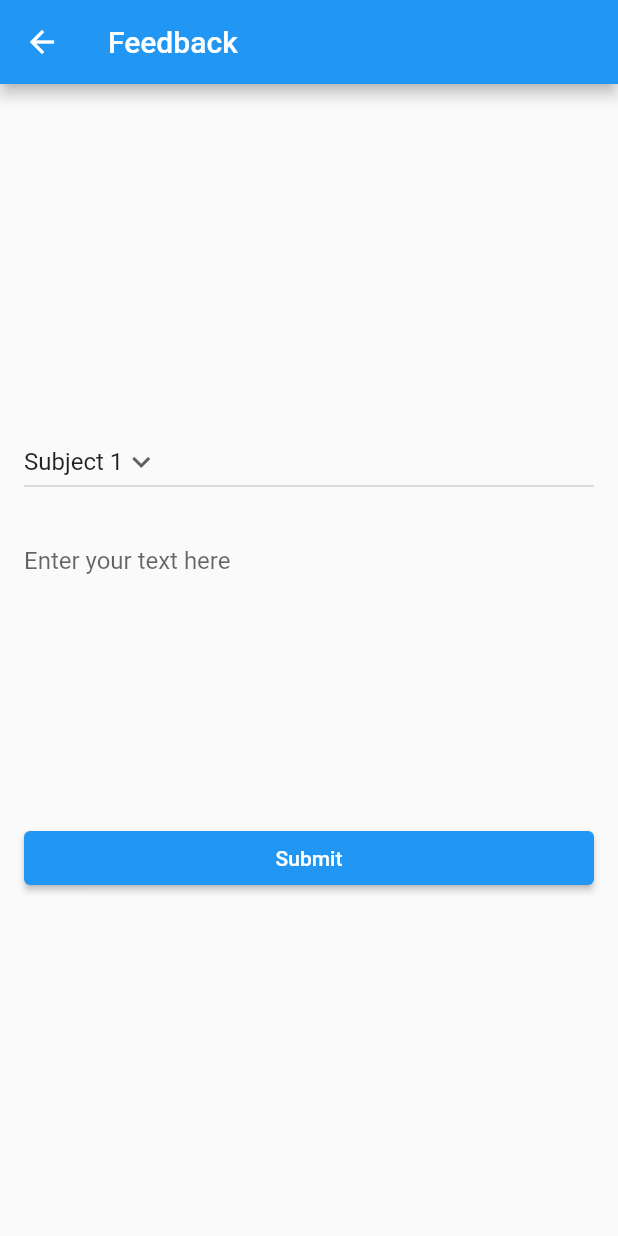
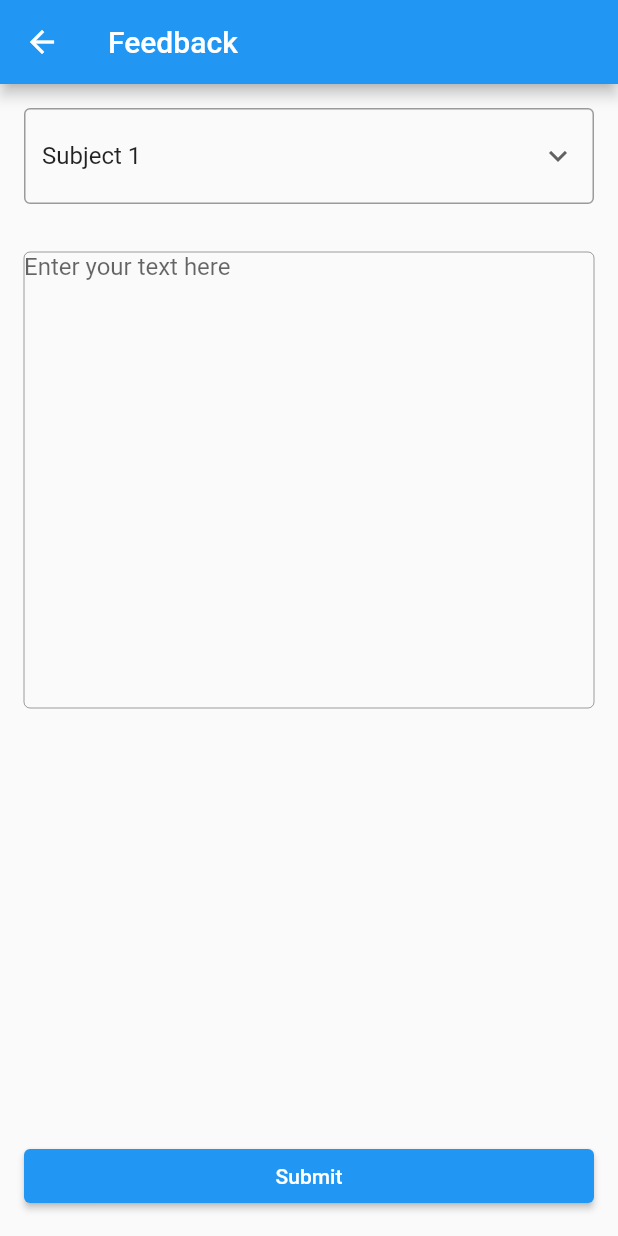
Before and after one commit to PG19CS06/Student-Portal-Android-App, a Flutter app: the FeedbackPage screen opened by its route, on a phone screen of 412 x 824 dp. Run offline on Flutter 3.47's test engine with Material 2 defaults, Android fonts, the phone set to English and light mode, and no system bars.

Commit message:
design update

```diff
--- a/lib/pages/feedback/feedback.dart
+++ b/lib/pages/feedback/feedback.dart
@@ -14,16 +14,21 @@ class FeedbackPage extends StatelessWidget {
       'Subject 2',
       'Subject 3',
       'Subject 4',
-      'Subject 5',];
+      'Subject 5',
+    ];
     return Scaffold(
-      appBar: AppBar(title: Text("Feedback"),),
+      appBar: AppBar(
+        title: Text("Feedback"),
+      ),
       body: Column(
-        mainAxisAlignment: MainAxisAlignment.center,
+        mainAxisAlignment: MainAxisAlignment.spaceBetween,
         crossAxisAlignment: CrossAxisAlignment.stretch,
         children: [
           Padding(
             padding: const EdgeInsets.all(16.0),
-            child: DropdownButton(
+            child: DropdownButtonFormField(
+              decoration:
+                  InputDecoration(border: OutlineInputBorder(gapPadding: 0)),
 // Initial Value
               value: dropdownvalue,
 
@@ -39,19 +44,23 @@ class FeedbackPage extends StatelessWidget {
               }).toList(),
               // After selecting the desired option,it will
               // change button value to selected value
-              onChanged: (String? newValue) {
-              },          ),
+              onChanged: (String? newValue) {},
+            ),
           ),
           Padding(
             padding: EdgeInsets.all(16.0),
-            child: TextField(
-              maxLines: 8, //or null
-              decoration: InputDecoration.collapsed(hintText: "Enter your text here"),
+            child: TextFormField(
+              maxLines: 16, //or null
+              decoration: InputDecoration.collapsed(
+                  hintText: "Enter your text here",
+                  border: OutlineInputBorder()),
+
             ),
           ),
+          Expanded(child: Container()),
           Padding(
             padding: const EdgeInsets.all(16.0),
-            child: ElevatedButton(onPressed: (){}, child: Text("Submit")),
+            child: ElevatedButton(onPressed: () {}, child: Text("Submit")),
           )
         ],
       ),
```
